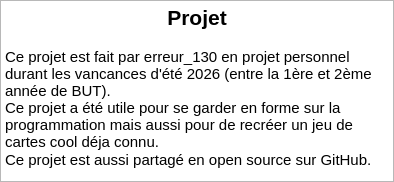
This is FichiersQT/InfoProjet.ui in erreur130/LoveLetter as Qt 5 draws it before an edit. The edited form follows.
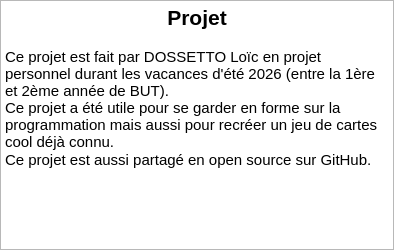
This is the edited form.

The edit to the form file:
```diff
--- a/FichiersQT/InfoProjet.ui
+++ b/FichiersQT/InfoProjet.ui
@@ -7,7 +7,7 @@
     <x>0</x>
     <y>0</y>
     <width>394</width>
-    <height>182</height>
+    <height>250</height>
    </rect>
   </property>
   <property name="windowTitle">
@@ -44,11 +44,11 @@
 hr { height: 1px; border-width: 0; }
 li.unchecked::marker { content: &quot;\2610&quot;; }
 li.checked::marker { content: &quot;\2612&quot;; }
-&lt;/style&gt;&lt;/head&gt;&lt;body style=&quot; font-family:'Ubuntu Sans'; font-size:11pt; font-weight:400; font-style:normal;&quot;&gt;
-&lt;p align=&quot;center&quot; style=&quot; margin-top:0px; margin-bottom:0px; margin-left:0px; margin-right:0px; -qt-block-indent:0; text-indent:0px;&quot;&gt;&lt;span style=&quot; font-size:16pt; font-weight:700;&quot;&gt;Projet&lt;/span&gt;&lt;/p&gt;
-&lt;p align=&quot;center&quot; style=&quot;-qt-paragraph-type:empty; margin-top:0px; margin-bottom:0px; margin-left:0px; margin-right:0px; -qt-block-indent:0; text-indent:0px; font-weight:700;&quot;&gt;&lt;br /&gt;&lt;/p&gt;
-&lt;p style=&quot; margin-top:0px; margin-bottom:0px; margin-left:0px; margin-right:0px; -qt-block-indent:0; text-indent:0px;&quot;&gt;Ce projet est fait par erreur_130 en projet personnel durant les vancances d'été 2026 (entre la 1ère et 2ème année de BUT).&lt;br /&gt;Ce projet a été utile pour se garder en forme sur la programmation mais aussi pour de recréer un jeu de cartes cool déja connu.&lt;/p&gt;
-&lt;p style=&quot; margin-top:0px; margin-bottom:0px; margin-left:0px; margin-right:0px; -qt-block-indent:0; text-indent:0px;&quot;&gt;Ce projet est aussi partagé en open source sur GitHub.&lt;/p&gt;&lt;/body&gt;&lt;/html&gt;</string>
+&lt;/style&gt;&lt;/head&gt;&lt;body style=&quot; font-family:'Segoe UI'; font-size:9pt; font-weight:400; font-style:normal;&quot;&gt;
+&lt;p align=&quot;center&quot; style=&quot; margin-top:0px; margin-bottom:0px; margin-left:0px; margin-right:0px; -qt-block-indent:0; text-indent:0px;&quot;&gt;&lt;span style=&quot; font-family:'Ubuntu Sans'; font-size:16pt; font-weight:700;&quot;&gt;Projet&lt;/span&gt;&lt;/p&gt;
+&lt;p align=&quot;center&quot; style=&quot;-qt-paragraph-type:empty; margin-top:0px; margin-bottom:0px; margin-left:0px; margin-right:0px; -qt-block-indent:0; text-indent:0px; font-family:'Ubuntu Sans'; font-size:11pt; font-weight:700;&quot;&gt;&lt;br /&gt;&lt;/p&gt;
+&lt;p style=&quot; margin-top:0px; margin-bottom:0px; margin-left:0px; margin-right:0px; -qt-block-indent:0; text-indent:0px;&quot;&gt;&lt;span style=&quot; font-family:'Ubuntu Sans'; font-size:11pt;&quot;&gt;Ce projet est fait par DOSSETTO Loïc en projet personnel durant les vacances d'été 2026 (entre la 1ère et 2ème année de BUT).&lt;br /&gt;Ce projet a été utile pour se garder en forme sur la programmation mais aussi pour recréer un jeu de cartes cool déjà connu.&lt;/span&gt;&lt;/p&gt;
+&lt;p style=&quot; margin-top:0px; margin-bottom:0px; margin-left:0px; margin-right:0px; -qt-block-indent:0; text-indent:0px;&quot;&gt;&lt;span style=&quot; font-family:'Ubuntu Sans'; font-size:11pt;&quot;&gt;Ce projet est aussi partagé en open source sur GitHub.&lt;/span&gt;&lt;/p&gt;&lt;/body&gt;&lt;/html&gt;</string>
      </property>
     </widget>
    </item>
```
